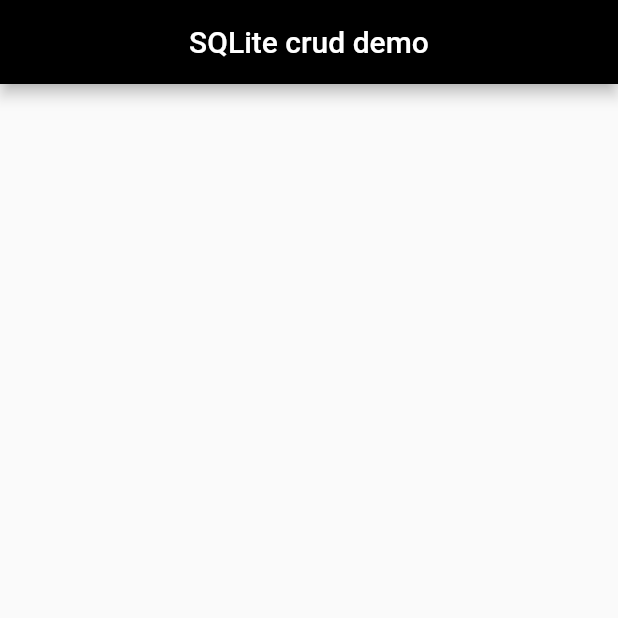
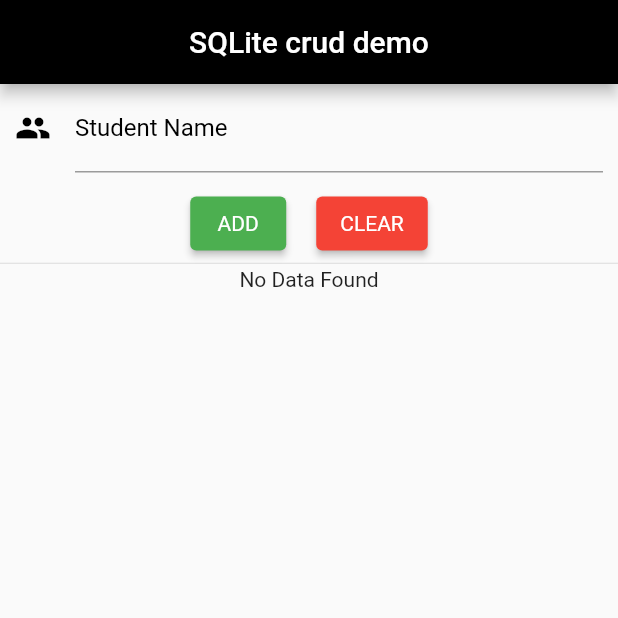
Before and after one commit to nik-lazarenko/sqlite_example, a Flutter app: the screen it shows after launch, on a phone screen of 412 x 824 dp, the top half of it. Run offline on Flutter 3.47's test engine with Material 2 defaults, Android fonts, the phone set to English and light mode, and no system bars; our stand-ins replace sqflite; accounts and stored records are empty.

Commit message:
some changes

```diff
--- a/lib/db/database.dart
+++ b/lib/db/database.dart
@@ -48,7 +48,7 @@ Future<List<Student>> getStudents() async {
 
 // INSERT
 
-Future<Student> insertStudents(Student student) async {
+Future<Student> insertStudent(Student student) async {
   Database db = await this.database;
   student.id = await db.insert(studentsTable, student.toMap());
   return student;
@@ -63,7 +63,7 @@ Future<int> updateStudent(Student student) async {
 
 // DELETE
 
-Future<int> deleteStudent(int id) async {
+Future<int> deleteStudent(int? id) async {
     Database db = await this.database;
     return await db.delete(studentsTable, where: "$columnId", whereArgs: [id],);
 }
--- a/lib/main.dart
+++ b/lib/main.dart
@@ -1,4 +1,7 @@
 import 'package:flutter/material.dart';
+import 'package:sql_example/db/database.dart';
+
+import 'model/student.dart';
 
 void main() {
   runApp(const MyApp());
@@ -27,6 +30,23 @@ class _StudentPageState extends State<StudentPage> {
   final GlobalKey<FormState> _formStateKey = GlobalKey<FormState>();
   final _studentNameController = TextEditingController();
 
+  late Future<List<Student>> _studentsList;
+  late String _studentName;
+  bool isUpdate = false;
+  int? studentIdForUpdate;
+
+  @override
+  void initState() {
+    super.initState();
+    updateStudentList();
+  }
+
+  updateStudentList() {
+    setState(() {
+      _studentsList = DBProvider.db.getStudents();
+    });
+  }
+
   @override
   Widget build(BuildContext context) {
     return Scaffold(
@@ -35,7 +55,165 @@ class _StudentPageState extends State<StudentPage> {
         centerTitle: true,
         backgroundColor: Colors.black,
       ),
-      body: Column(),
+      body: Column(
+        children: [
+          Form(
+              key: _formStateKey,
+              autovalidateMode: AutovalidateMode.onUserInteraction,
+              child: Column(
+                children: [
+                  Padding(padding: EdgeInsets.only(left: 10, right: 10, bottom: 10),
+                  child: TextFormField(
+                    validator: (value) {
+                      if (value!.isEmpty) {
+                        return "Please enter student name";
+                      }
+                      if (value.trim() == "")
+                        return "Only space is not valid!!!";
+                      return null;
+                    },
+                    onSaved: (value) {
+                      _studentName = value!;
+                    },
+                    controller: _studentNameController,
+                    decoration: InputDecoration(
+                      focusedBorder: new UnderlineInputBorder(
+                        borderSide: new BorderSide(
+                            color: Colors.greenAccent,
+                            width: 2,
+                            style: BorderStyle.solid),
+                      ),
+                      labelText: "Student Name",
+                      icon: Icon(
+                        Icons.people,
+                        color: Colors.black,
+                      ),
+                      fillColor: Colors.white,
+                      labelStyle: TextStyle(
+                        color: Colors.black,
+                      ),
+                    ),
+                  ),
+                  ),
+                ],
+              ),
+          ),
+          Row(
+            mainAxisAlignment: MainAxisAlignment.center,
+            children: [
+              ElevatedButton(
+                style: ElevatedButton.styleFrom(
+                  backgroundColor: Colors.green,
+                  textStyle: TextStyle(color: Colors.white),
+                ),
+                child: Text(
+                  (isUpdate ? 'UPDATE' : 'ADD'),
+                ),
+                onPressed: () {
+                  if (isUpdate) {
+                    if (_formStateKey.currentState!.validate()) {
+                      _formStateKey.currentState!.save();
+                      DBProvider.db
+                          .updateStudent(
+                          Student(studentIdForUpdate!, _studentName))
+                          .then((data) {
+                        setState(() {
+                          isUpdate = false;
+                        });
+                      });
+                    }
+                  } else {
+                    if (_formStateKey.currentState!.validate()) {
+                      _formStateKey.currentState!.save();
+                      // DBProvider.db.insertStudent(Student(null, _studentName));
+                      DBProvider.db.insertStudent(Student(null, _studentName));
+                    }
+                  }
+                  _studentNameController.text = '';
+                  updateStudentList();
+                },
+              ),
+              Padding(
+                padding: EdgeInsets.all(10),
+              ),
+              ElevatedButton(
+                style: ElevatedButton.styleFrom(
+                  backgroundColor: Colors.red,
+                  textStyle: TextStyle(color: Colors.white),
+                ),
+                child: Text(
+                  (isUpdate ? 'CANCEL UPDATE' : 'CLEAR'),
+                ),
+                onPressed: () {
+                  _studentNameController.text = '';
+                  setState(() {
+                    isUpdate = false;
+                    studentIdForUpdate = null; // null;
+                  });
+                },
+              ),
+            ],
+          ),
+          const Divider(
+            height: 5.0,
+          ),
+          Expanded(
+            child: FutureBuilder(
+              future: _studentsList,
+              builder: (context, snapshot) {
+                if (snapshot.hasData) {
+                  return generateList(snapshot.data as List<Student>);
+                }
+                if (snapshot.data == null || (snapshot.data as List<Student>).length == 0) {
+                  return Text('No Data Found');
+                }
+                return CircularProgressIndicator();
+              },
+            ),
+          ),
+        ],
+      ),
+    );
+  }
+
+  SingleChildScrollView generateList(List<Student> students) {
+    return SingleChildScrollView(
+      scrollDirection: Axis.vertical,
+      child: SizedBox(
+        width: MediaQuery.of(context).size.width,
+        child: DataTable(
+          columns: [
+            DataColumn(
+              label: Text('NAME'),
+            ),
+            DataColumn(
+              label: Text('DELETE'),
+            ),
+          ],
+          rows: students
+              .map(
+                (student) => DataRow(cells: [
+              DataCell(Text(student.name), onTap: () {
+                setState(() {
+                  isUpdate = true;
+                  studentIdForUpdate = student.id;
+                });
+                _studentNameController.text = student.name;
+              }),
+              DataCell(
+                IconButton(
+                  icon: Icon(Icons.delete),
+                  onPressed: () {
+                    DBProvider.db.deleteStudent(student.id);
+                    updateStudentList();
+                  },
+                ),
+              ),
+            ]),
+          )
+              .toList(),
+        ),
+      ),
     );
   }
 }
```
